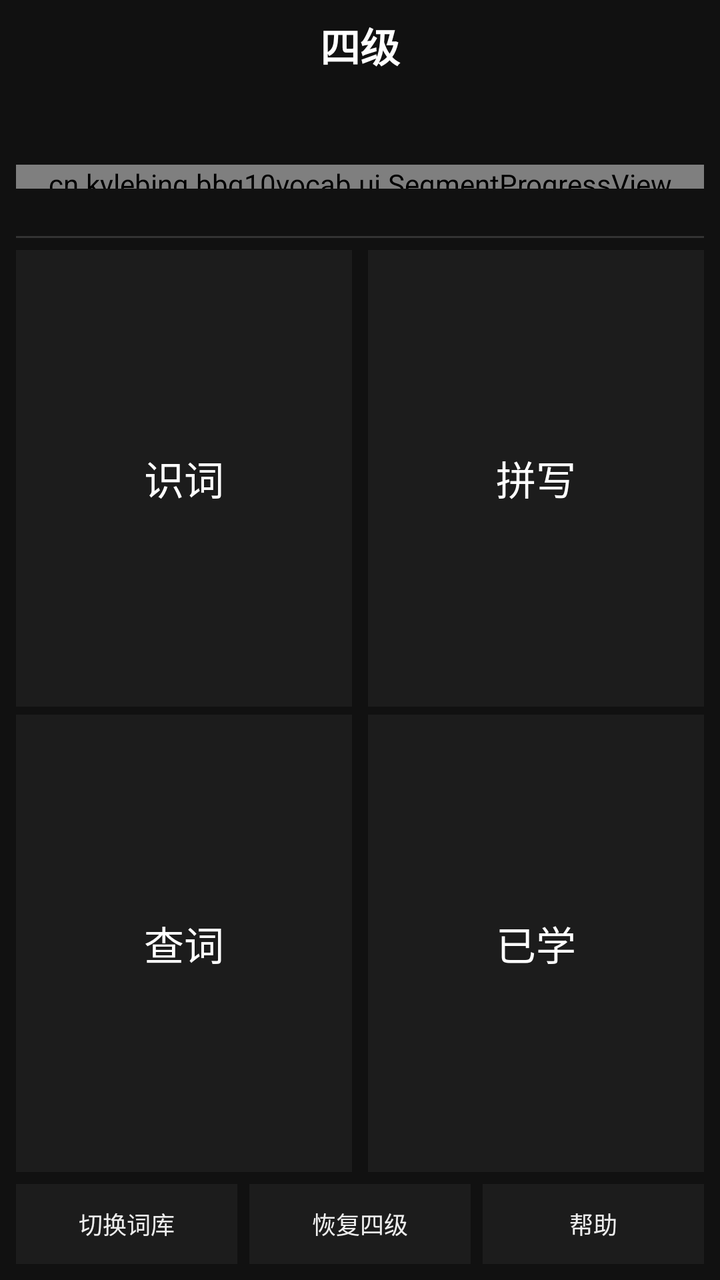
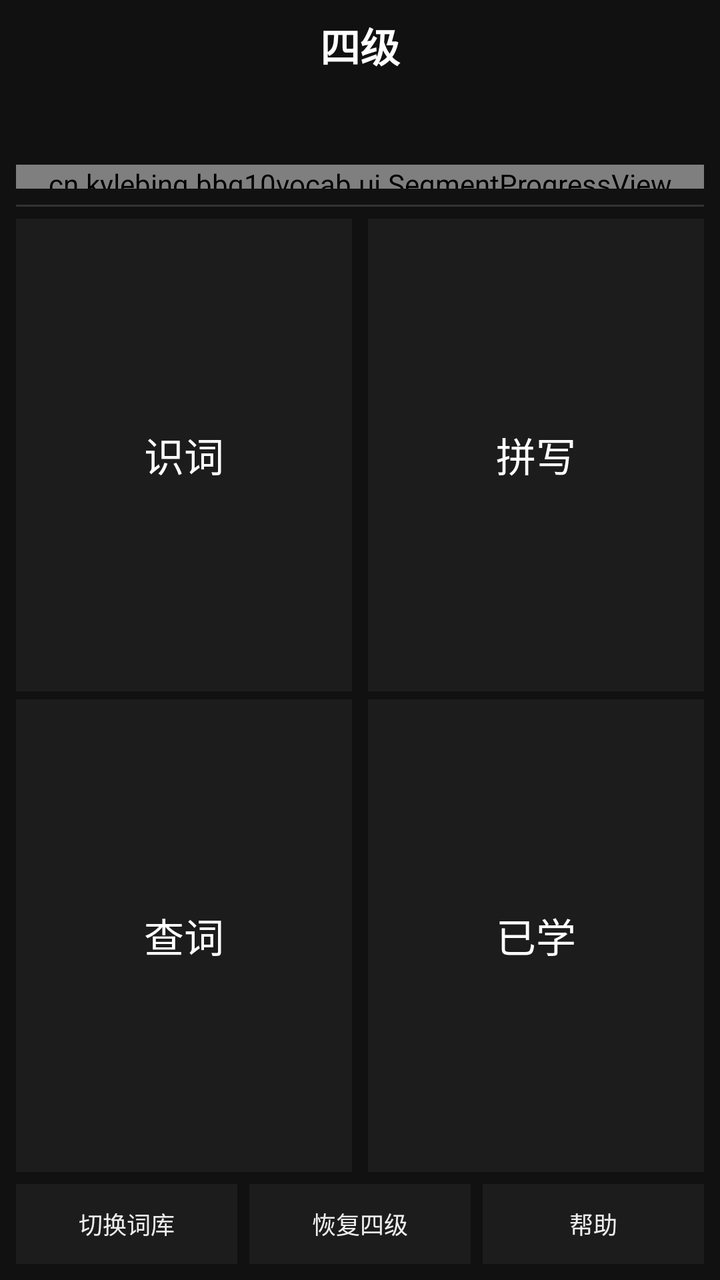

Compare the two renders of this Android layout. The source of the first and the diff that turns it into the second are given below.
<!-- AndroidManifest.xml: application theme AppTheme -->
<!-- res/layout/activity_home.xml -->
<?xml version="1.0" encoding="utf-8"?>
<LinearLayout xmlns:android="http://schemas.android.com/apk/res/android"
    android:layout_width="match_parent"
    android:layout_height="match_parent"
    android:background="@color/bg"
    android:orientation="vertical"
    android:padding="8dp">

    <TextView
        android:id="@+id/title"
        android:layout_width="match_parent"
        android:layout_height="wrap_content"
        android:gravity="center"
        android:text="@string/book_name"
        android:textColor="@color/word"
        android:textSize="20sp"
        android:textStyle="bold" />

    <TextView
        android:id="@+id/versionText"
        android:layout_width="match_parent"
        android:layout_height="wrap_content"
        android:gravity="center"
        android:textColor="@color/text_dim"
        android:textSize="11sp" />

    <LinearLayout
        android:layout_width="match_parent"
        android:layout_height="wrap_content"
        android:layout_marginTop="6dp"
        android:orientation="horizontal">

        <TextView
            android:id="@+id/statKnown"
            android:layout_width="0dp"
            android:layout_height="wrap_content"
            android:layout_weight="1"
            android:gravity="center"
            android:textColor="@color/accent"
            android:textSize="12sp" />

        <TextView
            android:id="@+id/statUnknown"
            android:layout_width="0dp"
            android:layout_height="wrap_content"
            android:layout_weight="1"
            android:gravity="center"
            android:textColor="#FFEF9A9A"
            android:textSize="12sp" />

        <TextView
            android:id="@+id/statStash"
            android:layout_width="0dp"
            android:layout_height="wrap_content"
            android:layout_weight="1"
            android:gravity="center"
            android:textColor="@color/stash_text"
            android:textSize="12sp" />

        <TextView
            android:id="@+id/statDue"
            android:layout_width="0dp"
            android:layout_height="wrap_content"
            android:layout_weight="1"
            android:gravity="center"
            android:textColor="#FF90CAF9"
            android:textSize="12sp" />
    </LinearLayout>

    <cn.kylebing.bbq10vocab.ui.SegmentProgressView
        android:id="@+id/progressBar"
        android:layout_width="match_parent"
        android:layout_height="12dp"
        android:layout_marginTop="8dp" />

    <TextView
        android:id="@+id/progressLabel"
        android:layout_width="match_parent"
        android:layout_height="wrap_content"
        android:layout_marginTop="3dp"
        android:gravity="center"
        android:textColor="@color/text_dim"
        android:textSize="11sp" />

    <View
        android:layout_width="match_parent"
        android:layout_height="1dp"
        android:layout_marginTop="6dp"
        android:layout_marginBottom="6dp"
        android:background="@color/line" />

    <LinearLayout
        android:layout_width="match_parent"
        android:layout_height="0dp"
        android:layout_weight="1"
        android:orientation="vertical">

        <LinearLayout
            android:layout_width="match_parent"
            android:layout_height="0dp"
            android:layout_marginBottom="4dp"
            android:layout_weight="1"
            android:orientation="horizontal">

            <Button
                android:id="@+id/btnRecognize"
                android:layout_width="0dp"
                android:layout_height="match_parent"
                android:layout_marginRight="4dp"
                android:layout_weight="1"
                android:background="@color/bg_panel"
                android:text="@string/mode_recognize"
                android:textColor="@color/word"
                android:textSize="20sp" />

            <Button
                android:id="@+id/btnSpell"
                android:layout_width="0dp"
                android:layout_height="match_parent"
                android:layout_marginLeft="4dp"
                android:layout_weight="1"
                android:background="@color/bg_panel"
                android:text="@string/mode_spell"
                android:textColor="@color/word"
                android:textSize="20sp" />
        </LinearLayout>

        <LinearLayout
            android:layout_width="match_parent"
            android:layout_height="0dp"
            android:layout_weight="1"
            android:orientation="horizontal">

            <Button
                android:id="@+id/btnLookup"
                android:layout_width="0dp"
                android:layout_height="match_parent"
                android:layout_marginRight="4dp"
                android:layout_weight="1"
                android:background="@color/bg_panel"
                android:text="@string/mode_lookup"
                android:textColor="@color/word"
                android:textSize="20sp" />

            <Button
                android:id="@+id/btnLearned"
                android:layout_width="0dp"
                android:layout_height="match_parent"
                android:layout_marginLeft="4dp"
                android:layout_weight="1"
                android:background="@color/bg_panel"
                android:text="@string/mode_learned"
                android:textColor="@color/word"
                android:textSize="20sp" />
        </LinearLayout>
    </LinearLayout>

    <LinearLayout
        android:layout_width="match_parent"
        android:layout_height="40dp"
        android:layout_marginTop="6dp"
        android:orientation="horizontal">

        <Button
            android:id="@+id/btnImport"
            android:layout_width="0dp"
            android:layout_height="match_parent"
            android:layout_marginRight="3dp"
            android:layout_weight="1"
            android:background="@color/bg_panel"
            android:text="@string/mode_import"
            android:textColor="@color/text"
            android:textSize="12sp" />

        <Button
            android:id="@+id/btnRestore"
            android:layout_width="0dp"
            android:layout_height="match_parent"
            android:layout_marginLeft="3dp"
            android:layout_marginRight="3dp"
            android:layout_weight="1"
            android:background="@color/bg_panel"
            android:text="@string/mode_restore"
            android:textColor="@color/text"
            android:textSize="12sp" />

        <Button
            android:id="@+id/btnHelp"
            android:layout_width="0dp"
            android:layout_height="match_parent"
            android:layout_marginLeft="3dp"
            android:layout_weight="1"
            android:background="@color/bg_panel"
            android:text="@string/mode_help"
            android:textColor="@color/text"
            android:textSize="12sp" />
    </LinearLayout>
</LinearLayout>
<!-- resources referenced by this layout -->
<resources>
  <color name="accent">#FF7DCE82</color>
  <color name="bg">#FF111111</color>
  <color name="bg_panel">#FF1C1C1C</color>
  <color name="line">#FF333333</color>
  <color name="stash_text">#FFFFCC80</color>
  <color name="text">#FFEEEEEE</color>
  <color name="text_dim">#FF9A9A9A</color>
  <color name="word">#FFFFFFFF</color>
  <string name="book_name">四级</string>
  <string name="mode_help">帮助</string>
  <string name="mode_import">切换词库</string>
  <string name="mode_learned">已学</string>
  <string name="mode_lookup">查词</string>
  <string name="mode_recognize">识词</string>
  <string name="mode_restore">恢复四级</string>
  <string name="mode_spell">拼写</string>
  <style name="AppTheme" parent="android:Theme.Holo.NoActionBar">
          <item name="android:windowBackground">@color/bg</item>
          <item name="android:colorBackground">@color/bg</item>
          <item name="android:textColor">@color/text</item>
          <item name="android:textColorPrimary">@color/text</item>
          <item name="android:textColorHint">@color/text_dim</item>
          <item name="android:editTextColor">@color/text</item>
      </style>
</resources>

<!-- the commit's change to res/layout/activity_home.xml (unified diff, before → after) -->
@@ -73,19 +73,10 @@
         android:layout_height="12dp"
         android:layout_marginTop="8dp" />
 
-    <TextView
-        android:id="@+id/progressLabel"
-        android:layout_width="match_parent"
-        android:layout_height="wrap_content"
-        android:layout_marginTop="3dp"
-        android:gravity="center"
-        android:textColor="@color/text_dim"
-        android:textSize="11sp" />
-
     <View
         android:layout_width="match_parent"
         android:layout_height="1dp"
-        android:layout_marginTop="6dp"
+        android:layout_marginTop="8dp"
         android:layout_marginBottom="6dp"
         android:background="@color/line" />
 
@@ -108,7 +99,7 @@
                 android:layout_height="match_parent"
                 android:layout_marginRight="4dp"
                 android:layout_weight="1"
-                android:background="@color/bg_panel"
+                android:background="@drawable/btn_home_block"
                 android:text="@string/mode_recognize"
                 android:textColor="@color/word"
                 android:textSize="20sp" />
@@ -119,7 +110,7 @@
                 android:layout_height="match_parent"
                 android:layout_marginLeft="4dp"
                 android:layout_weight="1"
-                android:background="@color/bg_panel"
+                android:background="@drawable/btn_home_block"
                 android:text="@string/mode_spell"
                 android:textColor="@color/word"
                 android:textSize="20sp" />
@@ -137,7 +128,7 @@
                 android:layout_height="match_parent"
                 android:layout_marginRight="4dp"
                 android:layout_weight="1"
-                android:background="@color/bg_panel"
+                android:background="@drawable/btn_home_block"
                 android:text="@string/mode_lookup"
                 android:textColor="@color/word"
                 android:textSize="20sp" />
@@ -148,7 +139,7 @@
                 android:layout_height="match_parent"
                 android:layout_marginLeft="4dp"
                 android:layout_weight="1"
-                android:background="@color/bg_panel"
+                android:background="@drawable/btn_home_block"
                 android:text="@string/mode_learned"
                 android:textColor="@color/word"
                 android:textSize="20sp" />
@@ -167,7 +158,7 @@
             android:layout_height="match_parent"
             android:layout_marginRight="3dp"
             android:layout_weight="1"
-            android:background="@color/bg_panel"
+            android:background="@drawable/btn_home_bar"
             android:text="@string/mode_import"
             android:textColor="@color/text"
             android:textSize="12sp" />
@@ -179,7 +170,7 @@
             android:layout_marginLeft="3dp"
             android:layout_marginRight="3dp"
             android:layout_weight="1"
-            android:background="@color/bg_panel"
+            android:background="@drawable/btn_home_bar"
             android:text="@string/mode_restore"
             android:textColor="@color/text"
             android:textSize="12sp" />
@@ -190,7 +181,7 @@
             android:layout_height="match_parent"
             android:layout_marginLeft="3dp"
             android:layout_weight="1"
-            android:background="@color/bg_panel"
+            android:background="@drawable/btn_home_bar"
             android:text="@string/mode_help"
             android:textColor="@color/text"
             android:textSize="12sp" />
<!-- resource entries referenced after the edit -->
@@ -2,12 +2,44 @@
 <resources>
   <color name="accent">#FF7DCE82</color>
   <color name="bg">#FF111111</color>
-  <color name="bg_panel">#FF1C1C1C</color>
   <color name="line">#FF333333</color>
   <color name="stash_text">#FFFFCC80</color>
   <color name="text">#FFEEEEEE</color>
   <color name="text_dim">#FF9A9A9A</color>
   <color name="word">#FFFFFFFF</color>
+  <!-- drawable btn_home_bar (drawable) -->
+  <?xml version="1.0" encoding="utf-8"?>
+  <selector xmlns:android="http://schemas.android.com/apk/res/android">
+      <item android:state_pressed="true">
+          <shape android:shape="rectangle">
+              <solid android:color="#FF333333" />
+          </shape>
+      </item>
+      <item>
+          <shape android:shape="rectangle">
+              <solid android:color="#FF1C1C1C" />
+          </shape>
+      </item>
+  </selector>
+  <!-- drawable btn_home_block (drawable) -->
+  <?xml version="1.0" encoding="utf-8"?>
+  <selector xmlns:android="http://schemas.android.com/apk/res/android">
+      <item android:state_pressed="true">
+          <shape android:shape="rectangle">
+              <solid android:color="#FF2A4A7A" />
+          </shape>
+      </item>
+      <item android:state_focused="true">
+          <shape android:shape="rectangle">
+              <solid android:color="#FF243A5A" />
+          </shape>
+      </item>
+      <item>
+          <shape android:shape="rectangle">
+              <solid android:color="#FF1C1C1C" />
+          </shape>
+      </item>
+  </selector>
   <string name="book_name">四级</string>
   <string name="mode_help">帮助</string>
   <string name="mode_import">切换词库</string>
